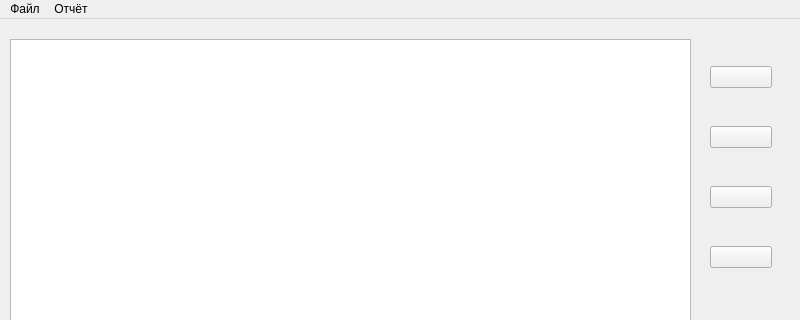
Qt form TasksAccounting/mainwindow.ui (MishIvan/UbuntuProjects) before a commit; both pictures show x 0 to 800 and y 0 to 320 of the 800 by 600 pixel window.
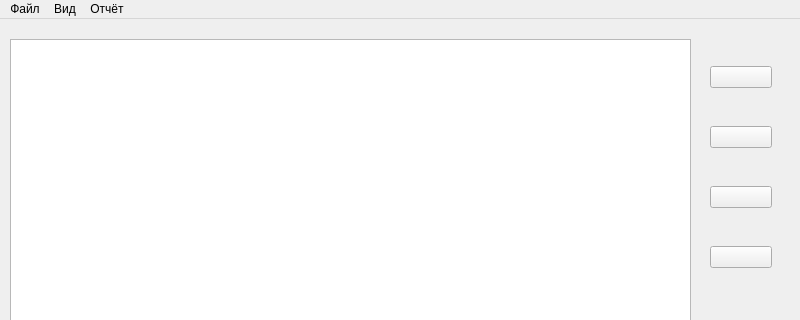
The same form after that commit. Icons and pictures are not drawn.

The edit to the form file:
```diff
--- a/TasksAccounting/mainwindow.ui
+++ b/TasksAccounting/mainwindow.ui
@@ -146,7 +146,17 @@
     <addaction name="action_time_period"/>
     <addaction name="action"/>
    </widget>
+   <widget class="QMenu" name="menu_3">
+    <property name="title">
+     <string>Вид</string>
+    </property>
+    <addaction name="action_view_all"/>
+    <addaction name="action_view_done"/>
+    <addaction name="action_view_expired"/>
+    <addaction name="action_view_nodeadline"/>
+   </widget>
    <addaction name="menu"/>
+   <addaction name="menu_3"/>
    <addaction name="menu_2"/>
   </widget>
   <widget class="QStatusBar" name="statusbar"/>
```
Left out of the diff: 43 changed lines with no effect on the pictures.
